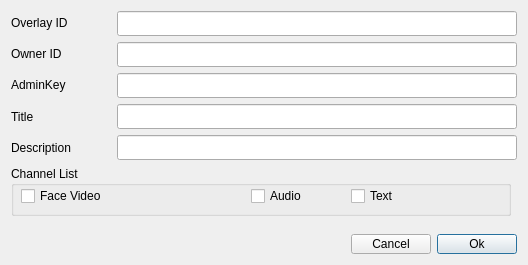
This is GUI/ROOM_INFORMATION.ui in ITU-T-SG11-Q8/FVapp as Qt 5 draws it before an edit. The edited form follows.
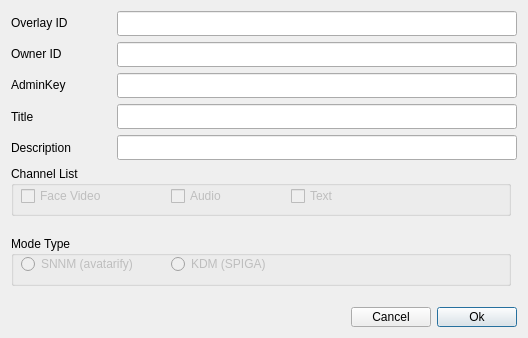
This is the edited form.

```diff
--- a/GUI/ROOM_INFORMATION.ui
+++ b/GUI/ROOM_INFORMATION.ui
@@ -7,26 +7,223 @@
     <x>0</x>
     <y>0</y>
     <width>526</width>
-    <height>265</height>
+    <height>338</height>
    </rect>
   </property>
   <property name="windowTitle">
    <string>Room Information</string>
   </property>
   <layout class="QGridLayout" name="gridLayout_2">
-   <item row="1" column="0">
-    <spacer name="verticalSpacer">
+   <item row="2" column="0">
+    <widget class="QGroupBox" name="groupBox">
+     <property name="minimumSize">
+      <size>
+       <width>500</width>
+       <height>50</height>
+      </size>
+     </property>
+     <property name="maximumSize">
+      <size>
+       <width>500</width>
+       <height>50</height>
+      </size>
+     </property>
+     <property name="title">
+      <string>Channel List</string>
+     </property>
+     <widget class="QCheckBox" name="checkBox_audio">
+      <property name="enabled">
+       <bool>false</bool>
+      </property>
+      <property name="geometry">
+       <rect>
+        <x>160</x>
+        <y>10</y>
+        <width>100</width>
+        <height>40</height>
+       </rect>
+      </property>
+      <property name="minimumSize">
+       <size>
+        <width>100</width>
+        <height>40</height>
+       </size>
+      </property>
+      <property name="maximumSize">
+       <size>
+        <width>100</width>
+        <height>40</height>
+       </size>
+      </property>
+      <property name="text">
+       <string>Audio</string>
+      </property>
+     </widget>
+     <widget class="QCheckBox" name="checkBox_text">
+      <property name="enabled">
+       <bool>false</bool>
+      </property>
+      <property name="geometry">
+       <rect>
+        <x>280</x>
+        <y>10</y>
+        <width>100</width>
+        <height>40</height>
+       </rect>
+      </property>
+      <property name="minimumSize">
+       <size>
+        <width>100</width>
+        <height>40</height>
+       </size>
+      </property>
+      <property name="maximumSize">
+       <size>
+        <width>100</width>
+        <height>40</height>
+       </size>
+      </property>
+      <property name="text">
+       <string>Text</string>
+      </property>
+     </widget>
+     <widget class="QCheckBox" name="checkBox_facevideo">
+      <property name="enabled">
+       <bool>false</bool>
+      </property>
+      <property name="geometry">
+       <rect>
+        <x>10</x>
+        <y>10</y>
+        <width>100</width>
+        <height>40</height>
+       </rect>
+      </property>
+      <property name="minimumSize">
+       <size>
+        <width>100</width>
+        <height>40</height>
+       </size>
+      </property>
+      <property name="maximumSize">
+       <size>
+        <width>100</width>
+        <height>40</height>
+       </size>
+      </property>
+      <property name="text">
+       <string>Face Video</string>
+      </property>
+     </widget>
+    </widget>
+   </item>
+   <item row="5" column="0">
+    <spacer name="verticalSpacer_2">
      <property name="orientation">
       <enum>Qt::Vertical</enum>
      </property>
      <property name="sizeHint" stdset="0">
       <size>
        <width>20</width>
-       <height>0</height>
+       <height>40</height>
       </size>
      </property>
     </spacer>
    </item>
+   <item row="4" column="0">
+    <widget class="QGroupBox" name="groupBox_2">
+     <property name="minimumSize">
+      <size>
+       <width>500</width>
+       <height>50</height>
+      </size>
+     </property>
+     <property name="maximumSize">
+      <size>
+       <width>500</width>
+       <height>50</height>
+      </size>
+     </property>
+     <property name="title">
+      <string>Mode Type</string>
+     </property>
+     <widget class="QRadioButton" name="radioButton_snnm">
+      <property name="enabled">
+       <bool>false</bool>
+      </property>
+      <property name="geometry">
+       <rect>
+        <x>10</x>
+        <y>20</y>
+        <width>131</width>
+        <height>16</height>
+       </rect>
+      </property>
+      <property name="text">
+       <string>SNNM (avatarify)</string>
+      </property>
+     </widget>
+     <widget class="QRadioButton" name="radioButton_kdm">
+      <property name="enabled">
+       <bool>false</bool>
+      </property>
+      <property name="geometry">
+       <rect>
+        <x>160</x>
+        <y>20</y>
+        <width>131</width>
+        <height>16</height>
+       </rect>
+      </property>
+      <property name="text">
+       <string>KDM (SPIGA)</string>
+      </property>
+     </widget>
+    </widget>
+   </item>
+   <item row="6" column="0">
+    <layout class="QGridLayout" name="gridLayout_3">
+     <item row="0" column="3">
+      <widget class="QPushButton" name="button_ok">
+       <property name="maximumSize">
+        <size>
+         <width>100</width>
+         <height>20</height>
+        </size>
+       </property>
+       <property name="text">
+        <string>Ok</string>
+       </property>
+      </widget>
+     </item>
+     <item row="0" column="0">
+      <spacer name="horizontalSpacer">
+       <property name="orientation">
+        <enum>Qt::Horizontal</enum>
+       </property>
+       <property name="sizeHint" stdset="0">
+        <size>
+         <width>40</width>
+         <height>20</height>
+        </size>
+       </property>
+      </spacer>
+     </item>
+     <item row="0" column="2">
+      <widget class="QPushButton" name="button_cancel">
+       <property name="maximumSize">
+        <size>
+         <width>100</width>
+         <height>20</height>
+        </size>
+       </property>
+       <property name="text">
+        <string>Cancel</string>
+       </property>
+      </widget>
+     </item>
+    </layout>
+   </item>
    <item row="0" column="0">
     <layout class="QGridLayout" name="gridLayout">
      <item row="3" column="1">
@@ -191,145 +388,21 @@
      </item>
     </layout>
    </item>
-   <item row="4" column="0">
-    <layout class="QGridLayout" name="gridLayout_3">
-     <item row="0" column="3">
-      <widget class="QPushButton" name="button_ok">
-       <property name="maximumSize">
-        <size>
-         <width>100</width>
-         <height>20</height>
-        </size>
-       </property>
-       <property name="text">
-        <string>Ok</string>
-       </property>
-      </widget>
-     </item>
-     <item row="0" column="0">
-      <spacer name="horizontalSpacer">
-       <property name="orientation">
-        <enum>Qt::Horizontal</enum>
-       </property>
-       <property name="sizeHint" stdset="0">
-        <size>
-         <width>40</width>
-         <height>20</height>
-        </size>
-       </property>
-      </spacer>
-     </item>
-     <item row="0" column="2">
-      <widget class="QPushButton" name="button_cancel">
-       <property name="maximumSize">
-        <size>
-         <width>100</width>
-         <height>20</height>
-        </size>
-       </property>
-       <property name="text">
-        <string>Cancel</string>
-       </property>
-      </widget>
-     </item>
-    </layout>
-   </item>
-   <item row="2" column="0">
-    <widget class="QGroupBox" name="groupBox">
-     <property name="minimumSize">
-      <size>
-       <width>500</width>
-       <height>50</height>
-      </size>
+   <item row="1" column="0">
+    <spacer name="verticalSpacer">
+     <property name="orientation">
+      <enum>Qt::Vertical</enum>
      </property>
-     <property name="maximumSize">
+     <property name="sizeHint" stdset="0">
       <size>
-       <width>500</width>
-       <height>50</height>
+       <width>20</width>
+       <height>0</height>
       </size>
      </property>
-     <property name="title">
-      <string>Channel List</string>
-     </property>
-     <widget class="QCheckBox" name="checkBox_audio">
-      <property name="geometry">
-       <rect>
-        <x>240</x>
-        <y>10</y>
-        <width>100</width>
-        <height>40</height>
-       </rect>
-      </property>
-      <property name="minimumSize">
-       <size>
-        <width>100</width>
-        <height>40</height>
-       </size>
-      </property>
-      <property name="maximumSize">
-       <size>
-        <width>100</width>
-        <height>40</height>
-       </size>
-      </property>
-      <property name="text">
-       <string>Audio</string>
-      </property>
-     </widget>
-     <widget class="QCheckBox" name="checkBox_text">
-      <property name="geometry">
-       <rect>
-        <x>340</x>
-        <y>10</y>
-        <width>100</width>
-        <height>40</height>
-       </rect>
-      </property>
-      <property name="minimumSize">
-       <size>
-        <width>100</width>
-        <height>40</height>
-       </size>
-      </property>
-      <property name="maximumSize">
-       <size>
-        <width>100</width>
-        <height>40</height>
-       </size>
-      </property>
-      <property name="text">
-       <string>Text</string>
-      </property>
-     </widget>
-     <widget class="QCheckBox" name="checkBox_facevideo">
-      <property name="geometry">
-       <rect>
-        <x>10</x>
-        <y>10</y>
-        <width>100</width>
-        <height>40</height>
-       </rect>
-      </property>
-      <property name="minimumSize">
-       <size>
-        <width>100</width>
-        <height>40</height>
-       </size>
-      </property>
-      <property name="maximumSize">
-       <size>
-        <width>100</width>
-        <height>40</height>
-       </size>
-      </property>
-      <property name="text">
-       <string>Face Video</string>
-      </property>
-     </widget>
-    </widget>
+    </spacer>
    </item>
    <item row="3" column="0">
-    <spacer name="verticalSpacer_2">
+    <spacer name="verticalSpacer_3">
      <property name="orientation">
       <enum>Qt::Vertical</enum>
      </property>
```
